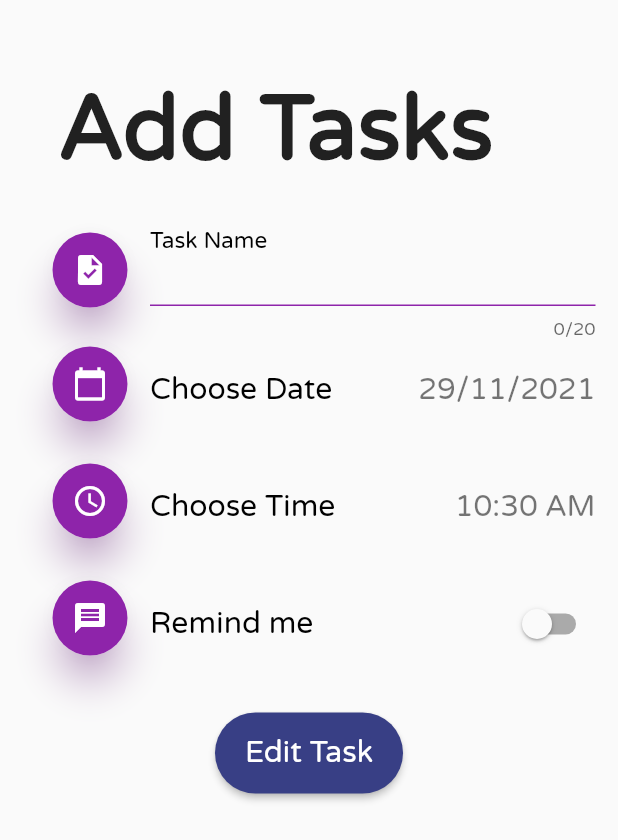
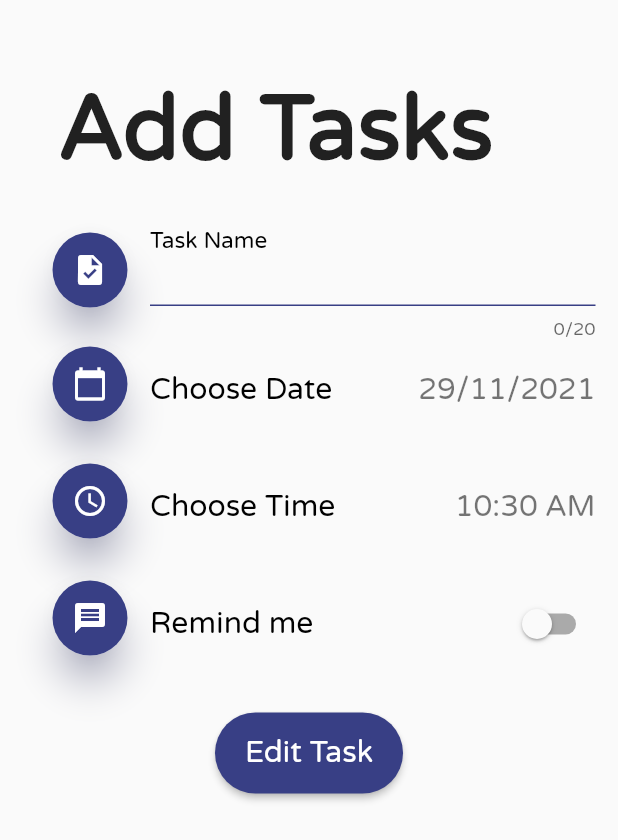
Before and after one commit to marwaalaywan99/to-do-app, a Flutter app: the EditTaskScreen screen opened directly with empty values, on a phone screen of 412 x 824 dp. Shown: the top 840 px of the screen. Run offline on Flutter 3.47's test engine with Material 2 defaults, Android fonts, the phone set to English and light mode, and no system bars; our stand-ins replace cloud_firestore, firebase_core, font_awesome_flutter, salomon_bottom_bar, sqflite; missing offline and left inert: date_time_format, flutter_rounded_date_picker; accounts and stored records are empty.

Commit message:
added firebase to app and add task function to firestore

```diff
--- a/lib/classes/tasks_class.dart
+++ /dev/null
@@ -1,20 +0,0 @@
-import 'package:flutter/material.dart';
-
-class Tasks{
-
-  String taskName;
-  DateTime taskDate;
-  TimeOfDay taskTime;
-  bool taskReminder;
-  bool markedAsDone;
-
-
-
-  Tasks({this.taskName, this.taskDate, this.taskTime, this.taskReminder, this.markedAsDone = false});
-
-  @override
-  String toString(){
-    return 'Task{task name: $taskName, task date: $taskDate, task time: $taskTime, task reminder: $taskReminder}';
-  }
-
-}
--- a/lib/classes/tasks_list_class.dart
+++ b/lib/classes/tasks_list_class.dart
@@ -1,5 +1,5 @@
 import 'package:flutter/material.dart';
-import 'package:to_do_app/classes/tasks_class.dart';
+import 'package:to_do_app/data/tasks_class.dart';
 
 class TasksListt{
 
--- /dev/null
+++ b/lib/data/tasks_class.dart
@@ -0,0 +1,37 @@
+import 'package:flutter/material.dart';
+
+class Tasks{
+
+  String taskName;
+  DateTime taskDate;
+  TimeOfDay taskTime;
+  bool taskReminder;
+  bool markedAsDone;
+
+
+
+  Tasks({this.taskName, this.taskDate, this.taskTime, this.taskReminder, this.markedAsDone = false});
+
+  @override
+  String toString(){
+    return 'Task{task name: $taskName, task date: $taskDate, task time: $taskTime, task reminder: $taskReminder}';
+  }
+
+  Tasks.fromJson(Map<dynamic, dynamic> json)
+      : taskName = json['taskName'] as String,
+        taskDate = DateTime.parse(json['taskDate'] as String),
+        taskTime = TimeOfDay(hour:int.parse(json['taskTime'].split(":")[0]),minute: int.parse(json['taskTime'].split(":")[1])),
+        taskReminder = json['taskReminder'],
+        markedAsDone = json['markedAsDone'];
+
+
+  Map<dynamic, dynamic> toJson() => <dynamic, dynamic>{
+    'taskName': taskName,
+    'taskDate': taskDate.toString(),
+    'taskTime': taskTime.toString(),
+    'taskReminder': taskReminder,
+    'markedAsDone': markedAsDone,
+  };
+
+
+}
--- a/lib/main.dart
+++ b/lib/main.dart
@@ -1,3 +1,4 @@
+import 'package:firebase_core/firebase_core.dart';
 import 'package:flutter/material.dart';
 import 'package:flutter_localizations/flutter_localizations.dart';
 import 'package:provider/provider.dart';
@@ -7,7 +8,9 @@ import 'package:to_do_app/screens/home_screen.dart';
 import 'package:to_do_app/screens/tasks_screens/add_tasks_screen.dart';
 import 'package:to_do_app/screens/tasks_screens/tasks_landing.dart';
 
-void main() {
+void main() async{
+  WidgetsFlutterBinding.ensureInitialized();
+  await Firebase.initializeApp();
   runApp(ChangeNotifierProvider(
     create: (context) => TasksModel(),
     child: MaterialApp(
--- a/lib/models/tasks_data.dart
+++ b/lib/models/tasks_data.dart
@@ -2,7 +2,7 @@ import 'dart:collection';
 
 import 'package:flutter/material.dart';
 import 'package:flutter/widgets.dart';
-import 'package:to_do_app/classes/tasks_class.dart';
+import 'package:to_do_app/data/tasks_class.dart';
 import 'package:to_do_app/components/calender_icon.dart';
 
 class TasksModel extends ChangeNotifier{
--- a/lib/screens/tasks_screens/add_tasks_screen.dart
+++ b/lib/screens/tasks_screens/add_tasks_screen.dart
@@ -1,9 +1,10 @@
 import 'dart:ui';
 
+import 'package:cloud_firestore/cloud_firestore.dart';
 import 'package:flutter/material.dart';
 import 'package:flutter_rounded_date_picker/flutter_rounded_date_picker.dart';
 import 'package:provider/provider.dart';
-import 'package:to_do_app/classes/tasks_class.dart';
+import 'package:to_do_app/data/tasks_class.dart';
 import 'package:to_do_app/components/calender_icon.dart';
 import 'package:to_do_app/constants/colors.dart';
 import 'package:to_do_app/models/tasks_data.dart';
@@ -21,6 +22,7 @@ class _AddTaskScreenState extends State<AddTaskScreen> {
   TimeOfDay time;
   final calender = Calender();
   Tasks task = Tasks();
+  final _firestore = FirebaseFirestore.instance;
 
   @override
   void dispose() {
@@ -339,6 +341,14 @@ class _AddTaskScreenState extends State<AddTaskScreen> {
   Widget addTask() {
     return ElevatedButton(
       onPressed: () {
+        print('$task');
+        _firestore.collection('tasks').add({
+          'taskName': task.taskName,
+          'taskDate': task.taskDate.toString(),
+          'taskTime': task.taskTime.toString(),
+          'taskReminder': task.taskReminder,
+          'markAsDone': task.markedAsDone
+        });
         return successDialog();
       },
       child: Text(
--- a/lib/screens/tasks_screens/edit_task_screen.dart
+++ b/lib/screens/tasks_screens/edit_task_screen.dart
@@ -3,7 +3,7 @@ import 'dart:ui';
 import 'package:flutter/material.dart';
 import 'package:flutter_rounded_date_picker/flutter_rounded_date_picker.dart';
 import 'package:provider/provider.dart';
-import 'package:to_do_app/classes/tasks_class.dart';
+import 'package:to_do_app/data/tasks_class.dart';
 import 'package:to_do_app/components/calender_icon.dart';
 import 'package:to_do_app/constants/colors.dart';
 import 'package:to_do_app/models/tasks_data.dart';
@@ -122,12 +122,12 @@ class _EditTaskScreenState extends State<EditTaskScreen> {
           child: Material(
             elevation: 10,
             shape: CircleBorder(),
-            shadowColor: Colors.purple[600].withOpacity(0.5),
+            shadowColor: kPurpleShade1.withOpacity(0.5),
             child: Container(
               height: 50,
               width: 50,
               decoration: BoxDecoration(
-                color: Colors.purple[600],
+                color: kPurpleShade1,
                 shape: BoxShape.circle,
               ),
               child: ClipRRect(
@@ -160,7 +160,7 @@ class _EditTaskScreenState extends State<EditTaskScreen> {
           //   ),
           // ),
           child: TextFormField(
-            cursorColor: Colors.purple[600],
+            cursorColor: kPurpleShade1,
             maxLength: 20,
             decoration: InputDecoration(
               hintText: widget.task.taskName,
@@ -171,10 +171,10 @@ class _EditTaskScreenState extends State<EditTaskScreen> {
                 color: Colors.black,
               ),
               enabledBorder: UnderlineInputBorder(
-                borderSide: BorderSide(color: Colors.purple[600]),
+                borderSide: BorderSide(color: kPurpleShade1),
               ),
               focusedBorder: UnderlineInputBorder(
-                borderSide: BorderSide(color: Colors.purple[600]),
+                borderSide: BorderSide(color: kPurpleShade1),
               ),
             ),
             onChanged: (string) {
@@ -200,12 +200,12 @@ class _EditTaskScreenState extends State<EditTaskScreen> {
             child: Material(
               elevation: 10,
               shape: CircleBorder(),
-              shadowColor: Colors.purple[600].withOpacity(0.5),
+              shadowColor: kPurpleShade1.withOpacity(0.5),
               child: Container(
                 height: 50,
                 width: 50,
                 decoration: BoxDecoration(
-                  color: Colors.purple[600],
+                  color: kPurpleShade1,
                   shape: BoxShape.circle,
                 ),
                 child: ClipRRect(
@@ -258,12 +258,12 @@ class _EditTaskScreenState extends State<EditTaskScreen> {
             child: Material(
               elevation: 10,
               shape: CircleBorder(),
-              shadowColor: Colors.purple[600].withOpacity(0.5),
+              shadowColor: kPurpleShade1.withOpacity(0.5),
               child: Container(
                 height: 50,
                 width: 50,
                 decoration: BoxDecoration(
-                  color: Colors.purple[600],
+                  color: kPurpleShade1,
                   shape: BoxShape.circle,
                 ),
                 child: ClipRRect(
@@ -303,12 +303,12 @@ class _EditTaskScreenState extends State<EditTaskScreen> {
           child: Material(
             elevation: 10,
             shape: CircleBorder(),
-            shadowColor: Colors.purple[600].withOpacity(0.5),
+            shadowColor: kPurpleShade1.withOpacity(0.5),
             child: Container(
               height: 50,
               width: 50,
               decoration: BoxDecoration(
-                color: Colors.purple[600],
+                color: kPurpleShade1,
                 shape: BoxShape.circle,
               ),
               child: ClipRRect(
@@ -340,7 +340,7 @@ class _EditTaskScreenState extends State<EditTaskScreen> {
               print(isSwitched);
             });
           },
-          activeTrackColor: Colors.purple[300],
+          activeTrackColor: kPurpleShade2Text,
           activeColor: kPurpleShade1,
         ),
       ],
--- a/lib/widgets/tasks_tile.dart
+++ b/lib/widgets/tasks_tile.dart
@@ -1,7 +1,7 @@
 import 'package:flutter/cupertino.dart';
 import 'package:flutter/material.dart';
 import 'package:provider/provider.dart';
-import 'package:to_do_app/classes/tasks_class.dart';
+import 'package:to_do_app/data/tasks_class.dart';
 import 'package:to_do_app/components/custom_dialog.dart';
 import 'package:to_do_app/constants/colors.dart';
 import 'package:to_do_app/models/tasks_data.dart';
```
Also changed, not shown: lib/data/tasks_dao.dart (added, +16 -0 lines).
